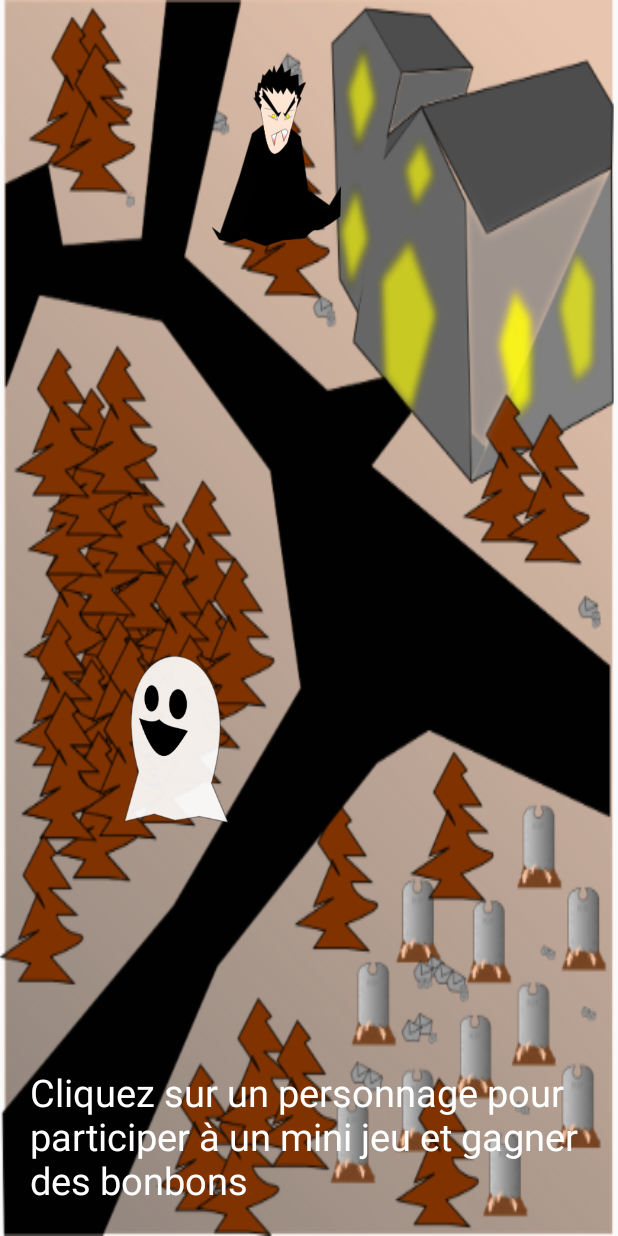
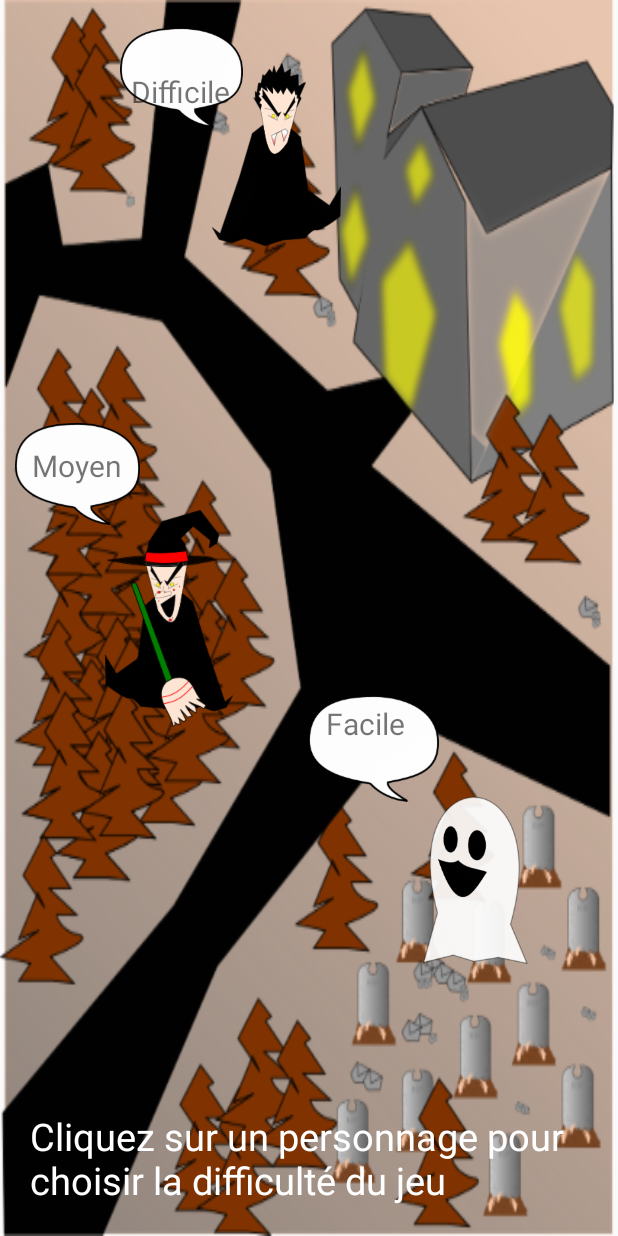
Before and after one commit to RomainMarca/candyHunt, an Android app: the screen it shows after launch (MainActivity), on a phone screen of 412 x 824 dp. Run offline under Robolectric (Android 15) with nearby library versions, the light colour scheme and no system bars; 2 statements that could not run were skipped.

Commit message:
3eme perso

```diff
--- a/app/src/main/res/layout/activity_main.xml
+++ b/app/src/main/res/layout/activity_main.xml
@@ -19,10 +19,10 @@
         android:layout_marginBottom="8dp"
         app:layout_constraintBottom_toBottomOf="parent"
         app:layout_constraintEnd_toEndOf="parent"
-        app:layout_constraintHorizontal_bias="0.23"
+        app:layout_constraintHorizontal_bias="0.84"
         app:layout_constraintStart_toStartOf="parent"
         app:layout_constraintTop_toTopOf="parent"
-        app:layout_constraintVertical_bias="0.62"
+        app:layout_constraintVertical_bias="0.76"
         app:srcCompat="@drawable/gosht" />
 
     <ImageView
@@ -58,4 +58,133 @@
         app:layout_constraintBottom_toBottomOf="parent"
         app:layout_constraintEnd_toEndOf="parent"
         app:layout_constraintStart_toStartOf="parent" />
+
+    <ImageView
+        android:id="@+id/iv_witch"
+        android:layout_width="wrap_content"
+        android:layout_height="wrap_content"
+        android:layout_marginStart="8dp"
+        android:layout_marginLeft="8dp"
+        android:layout_marginTop="8dp"
+        android:layout_marginEnd="8dp"
+        android:layout_marginRight="8dp"
+        android:layout_marginBottom="8dp"
+        app:layout_constraintBottom_toBottomOf="parent"
+        app:layout_constraintEnd_toEndOf="parent"
+        app:layout_constraintHorizontal_bias="0.2"
+        app:layout_constraintStart_toStartOf="parent"
+        app:layout_constraintTop_toTopOf="parent"
+        app:srcCompat="@drawable/witch" />
+
+    <ImageView
+        android:id="@+id/bulle_hard"
+        android:layout_width="82dp"
+        android:layout_height="87dp"
+        android:layout_marginStart="8dp"
+        android:layout_marginLeft="8dp"
+        android:layout_marginTop="8dp"
+        android:layout_marginEnd="8dp"
+        android:layout_marginRight="8dp"
+        android:layout_marginBottom="8dp"
+        app:layout_constraintBottom_toBottomOf="parent"
+        app:layout_constraintEnd_toEndOf="parent"
+        app:layout_constraintHorizontal_bias="0.23"
+        app:layout_constraintStart_toStartOf="parent"
+        app:layout_constraintTop_toTopOf="parent"
+        app:layout_constraintVertical_bias="0.0"
+        app:srcCompat="@drawable/bulle" />
+
+    <ImageView
+        android:id="@+id/bulle_medium"
+        android:layout_width="87dp"
+        android:layout_height="68dp"
+        android:layout_marginStart="8dp"
+        android:layout_marginLeft="8dp"
+        android:layout_marginTop="8dp"
+        android:layout_marginEnd="8dp"
+        android:layout_marginRight="8dp"
+        android:layout_marginBottom="8dp"
+        app:layout_constraintBottom_toBottomOf="parent"
+        app:layout_constraintEnd_toEndOf="parent"
+        app:layout_constraintHorizontal_bias="0.0"
+        app:layout_constraintStart_toStartOf="parent"
+        app:layout_constraintTop_toTopOf="parent"
+        app:layout_constraintVertical_bias="0.37"
+        app:srcCompat="@drawable/bulle" />
+
+    <ImageView
+        android:id="@+id/bulle_easy"
+        android:layout_width="87dp"
+        android:layout_height="82dp"
+        android:layout_marginStart="8dp"
+        android:layout_marginLeft="8dp"
+        android:layout_marginTop="8dp"
+        android:layout_marginEnd="8dp"
+        android:layout_marginRight="8dp"
+        android:layout_marginBottom="8dp"
+        app:layout_constraintBottom_toBottomOf="parent"
+        app:layout_constraintEnd_toEndOf="parent"
+        app:layout_constraintHorizontal_bias="0.64"
+        app:layout_constraintStart_toStartOf="parent"
+        app:layout_constraintTop_toTopOf="parent"
+        app:layout_constraintVertical_bias="0.62"
+        app:srcCompat="@drawable/bulle" />
+
+    <TextView
+        android:id="@+id/txt_easy"
+        android:layout_width="wrap_content"
+        android:layout_height="wrap_content"
+        android:layout_marginStart="8dp"
+        android:layout_marginLeft="8dp"
+        android:layout_marginTop="8dp"
+        android:layout_marginEnd="8dp"
+        android:layout_marginRight="8dp"
+        android:layout_marginBottom="8dp"
+        android:textSize="20sp"
+        android:text="@string/facile"
+        app:layout_constraintBottom_toBottomOf="parent"
+        app:layout_constraintEnd_toEndOf="parent"
+        app:layout_constraintHorizontal_bias="0.61"
+        app:layout_constraintStart_toStartOf="parent"
+        app:layout_constraintTop_toTopOf="parent"
+        app:layout_constraintVertical_bias="0.59000003" />
+
+    <TextView
+        android:id="@+id/txt_medium"
+        android:layout_width="wrap_content"
+        android:layout_height="wrap_content"
+        android:layout_marginStart="8dp"
+        android:layout_marginLeft="8dp"
+        android:layout_marginTop="8dp"
+        android:layout_marginEnd="8dp"
+        android:layout_marginRight="8dp"
+        android:layout_marginBottom="8dp"
+        android:text="@string/moyen"
+        android:textSize="20sp"
+        app:layout_constraintBottom_toBottomOf="parent"
+        app:layout_constraintEnd_toEndOf="parent"
+        app:layout_constraintHorizontal_bias="0.04"
+        app:layout_constraintStart_toStartOf="parent"
+        app:layout_constraintTop_toTopOf="parent"
+        app:layout_constraintVertical_bias="0.37" />
+
+    <TextView
+        android:id="@+id/txt_hard"
+        android:layout_width="wrap_content"
+        android:layout_height="wrap_content"
+        android:layout_marginStart="8dp"
+        android:layout_marginLeft="8dp"
+        android:layout_marginTop="8dp"
+        android:layout_marginEnd="8dp"
+        android:layout_marginRight="8dp"
+        android:layout_marginBottom="8dp"
+        android:text="@string/difficile"
+        android:textSize="20sp"
+        app:layout_constraintBottom_toBottomOf="parent"
+        app:layout_constraintEnd_toEndOf="parent"
+        app:layout_constraintHorizontal_bias="0.24"
+        app:layout_constraintStart_toStartOf="parent"
+        app:layout_constraintTop_toTopOf="parent"
+        app:layout_constraintVertical_bias="0.050000012" />
+
 </android.support.constraint.ConstraintLayout>
--- a/app/src/main/res/values/strings.xml
+++ b/app/src/main/res/values/strings.xml
@@ -1,6 +1,9 @@
 <resources>
     <string name="app_name">candyHunt</string>
     <string name="title">Candy Hunt</string>
-    <string name="txt_menu">Cliquez sur un personnage pour participer à un mini jeu et gagner des bonbons</string>
+    <string name="txt_menu">Cliquez sur un personnage pour choisir la difficulté du jeu</string>
     <string name="cliquez_sur_le_bonbon_indiqu_en_haut_de_l_cran_dans_le_temps_imparti_atteignez_le_niveau_maximum_pour_gagner_un_bonbon">Cliquez sur le bonbon indiqué en haut de l\'écran dans le temps imparti. Atteignez le niveau maximum pour gagner un bonbon</string>
+    <string name="difficile">Difficile</string>
+    <string name="moyen">Moyen</string>
+    <string name="facile">Facile</string>
 </resources>
```
Also changed, not shown: app/src/main/res/drawable-hdpi/bulle.png (added), app/src/main/res/drawable-hdpi/witch.png (added), app/src/main/res/drawable-mdpi/bulle.png (added), app/src/main/res/drawable-mdpi/witch.png (added), app/src/main/res/drawable-xhdpi/bulle.png (added), app/src/main/res/drawable-xhdpi/witch.png (added), app/src/main/res/drawable-xxhdpi/bulle.png (added), app/src/main/res/drawable-xxhdpi/witch.png (added), app/src/main/res/drawable-xxxhdpi/bulle.png (added), app/src/main/res/drawable-xxxhdpi/witch.png (added).
